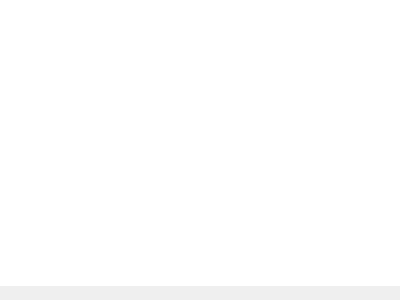
First picture: the form in mqt/MqtLogger/dxccframe.ui, repository Rsclub22/Minos2-Mirror, before the edit.
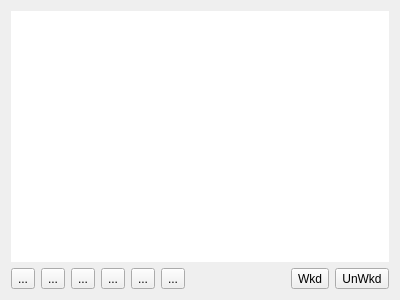
Second picture: the form after the edit.

```diff
--- a/mqt/MqtLogger/dxccframe.ui
+++ b/mqt/MqtLogger/dxccframe.ui
@@ -20,21 +20,6 @@
    <enum>QFrame::Plain</enum>
   </property>
   <layout class="QVBoxLayout" name="verticalLayout">
-   <property name="spacing">
-    <number>0</number>
-   </property>
-   <property name="leftMargin">
-    <number>0</number>
-   </property>
-   <property name="topMargin">
-    <number>0</number>
-   </property>
-   <property name="rightMargin">
-    <number>0</number>
-   </property>
-   <property name="bottomMargin">
-    <number>0</number>
-   </property>
    <item>
     <widget class="QTableView" name="DXCCTable">
      <property name="focusPolicy">
@@ -79,11 +64,101 @@
     </widget>
    </item>
    <item>
-    <widget class="QLabel" name="continentsLabel">
-     <property name="text">
-      <string/>
-     </property>
-    </widget>
+    <layout class="QHBoxLayout" name="horizontalLayout">
+     <item>
+      <widget class="QToolButton" name="c1Button">
+       <property name="text">
+        <string>...</string>
+       </property>
+       <property name="checkable">
+        <bool>true</bool>
+       </property>
+      </widget>
+     </item>
+     <item>
+      <widget class="QToolButton" name="c2Button">
+       <property name="text">
+        <string>...</string>
+       </property>
+       <property name="checkable">
+        <bool>true</bool>
+       </property>
+      </widget>
+     </item>
+     <item>
+      <widget class="QToolButton" name="c3Button">
+       <property name="text">
+        <string>...</string>
+       </property>
+       <property name="checkable">
+        <bool>true</bool>
+       </property>
+      </widget>
+     </item>
+     <item>
+      <widget class="QToolButton" name="c4Button">
+       <property name="text">
+        <string>...</string>
+       </property>
+       <property name="checkable">
+        <bool>true</bool>
+       </property>
+      </widget>
+     </item>
+     <item>
+      <widget class="QToolButton" name="c5Button">
+       <property name="text">
+        <string>...</string>
+       </property>
+       <property name="checkable">
+        <bool>true</bool>
+       </property>
+      </widget>
+     </item>
+     <item>
+      <widget class="QToolButton" name="c6Button">
+       <property name="text">
+        <string>...</string>
+       </property>
+       <property name="checkable">
+        <bool>true</bool>
+       </property>
+      </widget>
+     </item>
+     <item>
+      <spacer name="horizontalSpacer">
+       <property name="orientation">
+        <enum>Qt::Horizontal</enum>
+       </property>
+       <property name="sizeHint" stdset="0">
+        <size>
+         <width>40</width>
+         <height>20</height>
+        </size>
+       </property>
+      </spacer>
+     </item>
+     <item>
+      <widget class="QToolButton" name="wkdButton">
+       <property name="text">
+        <string>Wkd</string>
+       </property>
+       <property name="checkable">
+        <bool>true</bool>
+       </property>
+      </widget>
+     </item>
+     <item>
+      <widget class="QToolButton" name="unwkdButton">
+       <property name="text">
+        <string>UnWkd</string>
+       </property>
+       <property name="checkable">
+        <bool>true</bool>
+       </property>
+      </widget>
+     </item>
+    </layout>
    </item>
   </layout>
  </widget>
```
